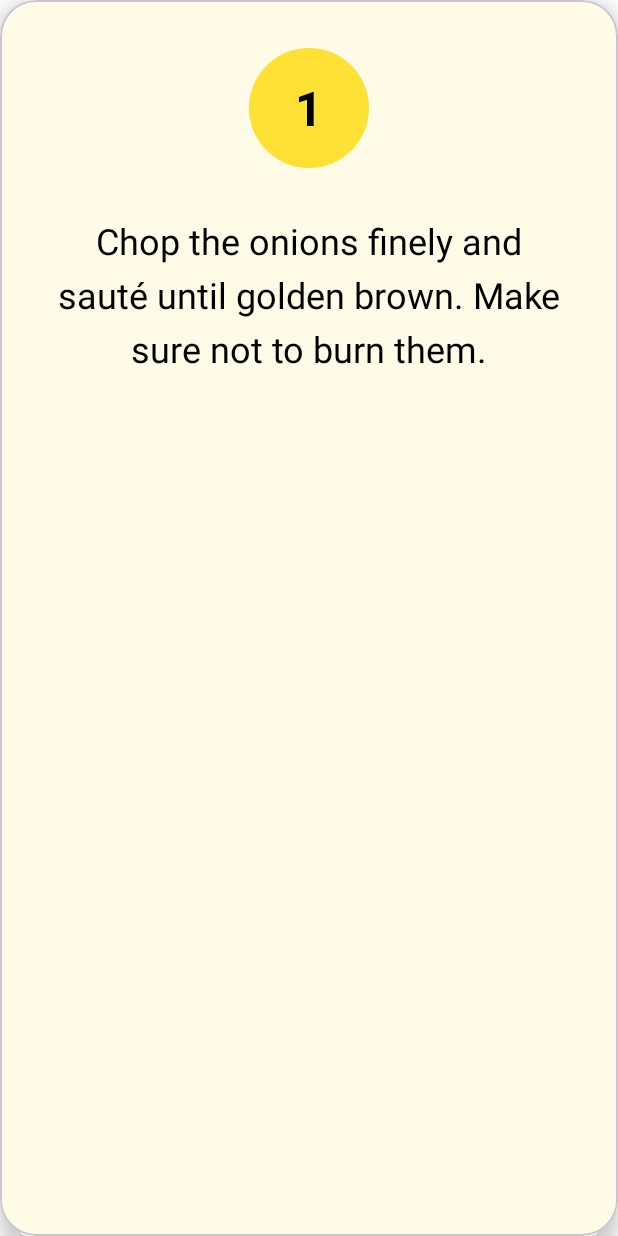
After one commit to SteveRogersBD/PlateIt, an Android app: the layout item_step_page.xml on its own in the app's theme, with its tools: preview values and no code run, on a phone screen of 412 x 824 dp. The commit adds this screen. Run offline under Robolectric (Android 15) with nearby library versions, the light colour scheme and no system bars.

Commit message:
added (2026-01-31 05:44:11)

```diff
--- a/app/src/main/AndroidManifest.xml
+++ b/app/src/main/AndroidManifest.xml
@@ -30,6 +30,10 @@
         <activity
             android:name=".RecipeActivity"
             android:exported="false" />
+        <activity
+            android:name=".CookingModeActivity"
+            android:theme="@style/Theme.MaterialComponents.Light.NoActionBar"
+            android:exported="false" />
 
         <activity
             android:name=".SignInActivity"
--- /dev/null
+++ b/app/src/main/res/layout/item_step_page.xml
@@ -0,0 +1,47 @@
+<?xml version="1.0" encoding="utf-8"?>
+<com.google.android.material.card.MaterialCardView xmlns:android="http://schemas.android.com/apk/res/android"
+    xmlns:app="http://schemas.android.com/apk/res-auto"
+    android:layout_width="match_parent"
+    android:layout_height="match_parent"
+    app:cardCornerRadius="24dp"
+    app:cardElevation="8dp"
+    app:cardBackgroundColor="@color/white">
+
+    <LinearLayout
+        android:layout_width="match_parent"
+        android:layout_height="match_parent"
+        android:orientation="vertical"
+        android:padding="32dp"
+        android:gravity="center">
+
+        <TextView
+            android:id="@+id/tvStepNumberBig"
+            android:layout_width="80dp"
+            android:layout_height="80dp"
+            android:background="@drawable/circle_bg"
+            android:gravity="center"
+            android:text="1"
+            android:textSize="32sp"
+            android:textStyle="bold"
+            android:textColor="@color/black"/>
+
+        <ScrollView
+            android:layout_width="match_parent"
+            android:layout_height="0dp"
+            android:layout_weight="1"
+            android:layout_marginTop="32dp">
+
+            <TextView
+                android:id="@+id/tvStepDescriptionBig"
+                android:layout_width="match_parent"
+                android:layout_height="wrap_content"
+                android:text="Chop the onions finely and sauté until golden brown. Make sure not to burn them."
+                android:textSize="24sp"
+                android:textAlignment="center"
+                android:textColor="@color/black"
+                android:lineSpacingExtra="8dp"/>
+        </ScrollView>
+
+    </LinearLayout>
+
+</com.google.android.material.card.MaterialCardView>
```
Also changed, not shown: app/src/main/java/com/example/plateit/CookingModeActivity.java (added, +117 -0 lines), app/src/main/java/com/example/plateit/RecipeActivity.java (+10 -5 lines), app/src/main/java/com/example/plateit/adapters/CookingStepsAdapter.java (added, +49 -0 lines), app/src/main/res/drawable/custom_progress_bar.xml (added, +17 -0 lines), app/src/main/res/drawable/ic_arrow_back.xml (added, +9 -0 lines), app/src/main/res/drawable/ic_arrow_forward.xml (added, +9 -0 lines), app/src/main/res/layout/activity_cooking_mode.xml (added, +110 -0 lines), 1 other file.
